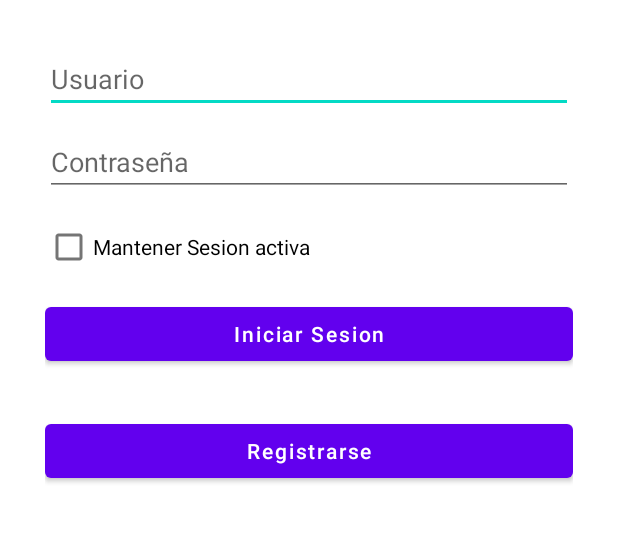
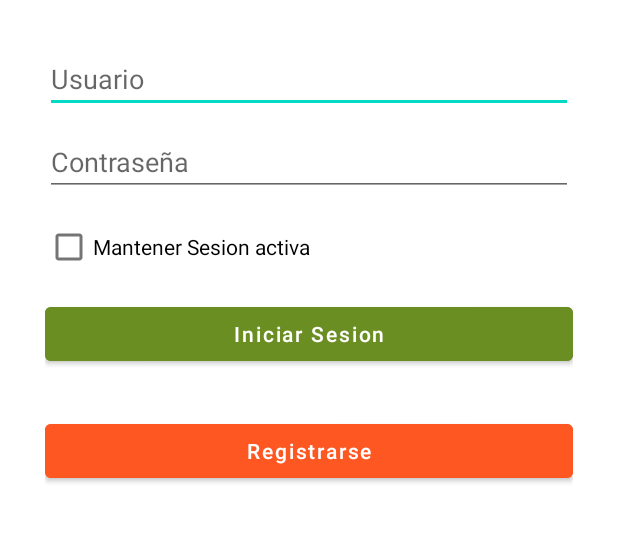
Before and after one commit to JuanPabloPR/Proyecto_Final_Movil-1, an Android app: the screen it shows after launch (InicioSesion), on a phone screen of 412 x 824 dp, the part 567-1110 px from its top. Run offline under Robolectric (Android 15) with nearby library versions, the phone set to English and light mode, and no system bars.

Commit message:
Imágenes de comidas con su descripción y cambio de color en botones de iniciar sesión y registrar

```diff
--- a/app/src/main/res/layout/activity_inicio_sesion.xml
+++ b/app/src/main/res/layout/activity_inicio_sesion.xml
@@ -10,64 +10,59 @@
     <LinearLayout
         android:layout_width="match_parent"
         android:layout_height="wrap_content"
-        app:layout_constraintTop_toTopOf="parent"
+        android:layout_marginLeft="30dp"
+        android:layout_marginRight="30dp"
+        android:orientation="vertical"
+        app:layout_constraintBottom_toBottomOf="parent"
         app:layout_constraintLeft_toLeftOf="parent"
         app:layout_constraintRight_toRightOf="parent"
-        app:layout_constraintBottom_toBottomOf="parent"
-        android:orientation="vertical"
-        android:layout_marginLeft="30dp"
-        android:layout_marginRight="30dp"
-        >
+        app:layout_constraintTop_toTopOf="parent">
 
         <ImageView
             android:layout_width="match_parent"
             android:layout_height="200dp"
-            android:src="@drawable/logo"
-            />
+            android:src="@drawable/logo" />
 
         <EditText
             android:id="@+id/usuarioEditText"
             android:layout_width="match_parent"
             android:layout_height="wrap_content"
-            android:inputType="text"
+            android:layout_marginTop="30dp"
             android:hint="@string/usuario"
-            android:layout_marginTop="30dp"
-            />
+            android:inputType="text" />
 
         <EditText
             android:id="@+id/contrasenaEditText"
             android:layout_width="match_parent"
             android:layout_height="wrap_content"
-            android:inputType="textPassword"
+            android:layout_marginTop="10dp"
             android:hint="@string/contrasena"
-            android:layout_marginTop="10dp"
-            />
+            android:inputType="textPassword" />
 
         <CheckBox
             android:id="@+id/mantenerSesionCheckBox"
             android:layout_width="match_parent"
             android:layout_height="wrap_content"
-            android:text="@string/mantenerSesion"
             android:layout_marginTop="10dp"
-            />
+            android:text="@string/mantenerSesion" />
 
         <Button
             android:id="@+id/iniciarSesionButton"
             android:layout_width="match_parent"
             android:layout_height="wrap_content"
+            android:layout_marginTop="10dp"
+            android:backgroundTint="#6B8E23"
             android:text="@string/iniciarSesion"
-            android:textAllCaps="false"
-            android:layout_marginTop="10dp"
-            />
+            android:textAllCaps="false" />
 
         <Button
             android:id="@+id/registrarseButton"
             android:layout_width="match_parent"
             android:layout_height="wrap_content"
+            android:layout_marginTop="30dp"
+            android:backgroundTint="#FF5722"
             android:text="@string/registrarse"
-            android:textAllCaps="false"
-            android:layout_marginTop="30dp"
-            />
+            android:textAllCaps="false" />
     </LinearLayout>
 
 </androidx.constraintlayout.widget.ConstraintLayout>
```
Also changed, not shown: app/src/main/java/com/example/proyectofinal/ui/home/HomeFragment.kt (+6 -3 lines), app/src/main/res/layout/activity_registro.xml (+21 -19 lines), app/src/main/res/layout/item_menu.xml (+6 -5 lines), 6 other files.
